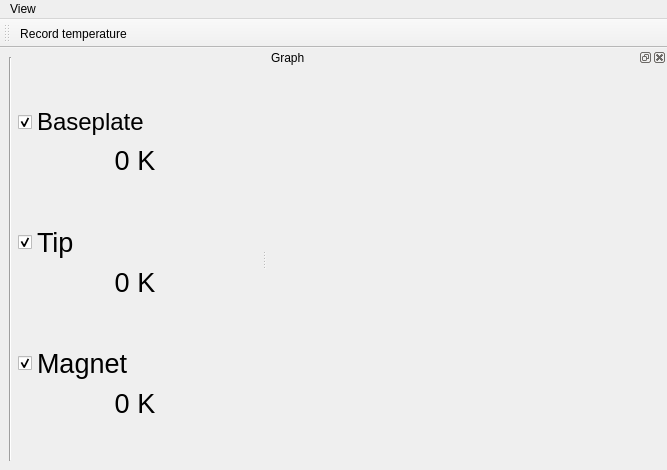
Above: gui/temperature_monitor/ui_temperature_monitor.ui from projecthira/qudi-hira before the change. Below: the same form after it.
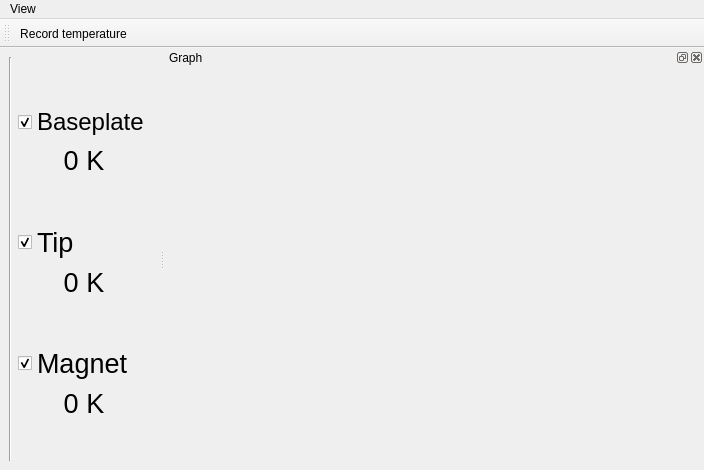
That is the form after the change. Icons and pictures are not drawn.

Commit message: Labels in TM are correct color.

What changed in the file:
```diff
--- a/gui/temperature_monitor/ui_temperature_monitor.ui
+++ b/gui/temperature_monitor/ui_temperature_monitor.ui
@@ -6,7 +6,7 @@
    <rect>
     <x>0</x>
     <y>0</y>
-    <width>667</width>
+    <width>704</width>
     <height>470</height>
    </rect>
   </property>
@@ -14,6 +14,12 @@
    <string>qudi-hira: Temperature Monitor</string>
   </property>
   <widget class="QWidget" name="centralwidget">
+   <property name="sizePolicy">
+    <sizepolicy hsizetype="Fixed" vsizetype="Preferred">
+     <horstretch>0</horstretch>
+     <verstretch>0</verstretch>
+    </sizepolicy>
+   </property>
    <layout class="QGridLayout" name="gridLayout">
     <item row="7" column="1">
      <spacer name="verticalSpacer_4">
@@ -177,7 +183,7 @@
     <rect>
      <x>0</x>
      <y>0</y>
-     <width>667</width>
+     <width>704</width>
      <height>21</height>
     </rect>
    </property>
@@ -193,7 +199,7 @@
   </widget>
   <widget class="QDockWidget" name="plotDockWidget">
    <property name="sizePolicy">
-    <sizepolicy hsizetype="Expanding" vsizetype="Preferred">
+    <sizepolicy hsizetype="Maximum" vsizetype="Preferred">
      <horstretch>1</horstretch>
      <verstretch>0</verstretch>
     </sizepolicy>
```
The commit also changes 1 other file.
